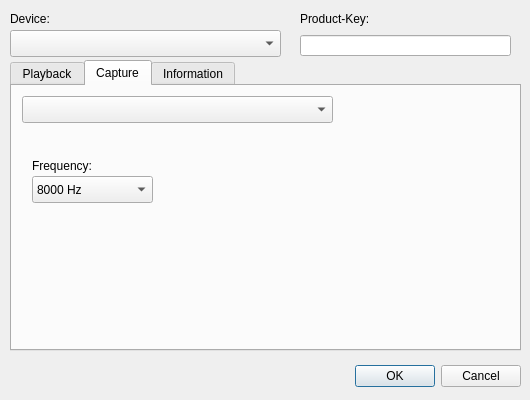
Qt form src/aaxconfig.ui (adalinbv/aax-support) before a commit.
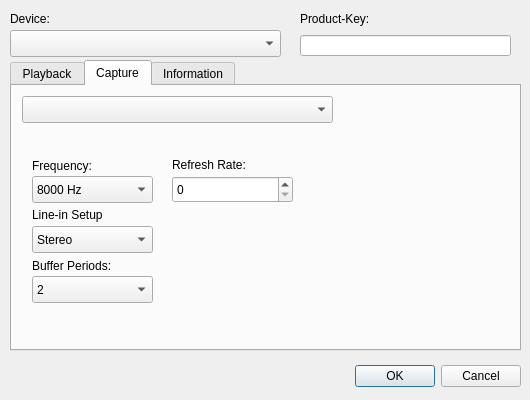
The same form after that commit. The open tabs and pages were chosen to show the change. Custom widgets are drawn as their Qt base class.

Commit message: Add support for input periods, setup (and refresh rate)

What changed in the file:
```diff
--- a/src/aaxconfig.ui
+++ b/src/aaxconfig.ui
@@ -549,6 +549,113 @@
       <string>Frequency:</string>
      </property>
     </widget>
+    <widget class="QSpinBox" name="InputRefreshRate">
+     <property name="geometry">
+      <rect>
+       <x>160</x>
+       <y>90</y>
+       <width>121</width>
+       <height>27</height>
+      </rect>
+     </property>
+    </widget>
+    <widget class="QLabel" name="label_refresh_rate_2">
+     <property name="geometry">
+      <rect>
+       <x>160</x>
+       <y>70</y>
+       <width>91</width>
+       <height>17</height>
+      </rect>
+     </property>
+     <property name="text">
+      <string>Refresh Rate:</string>
+     </property>
+    </widget>
+    <widget class="QLabel" name="label_setup_2">
+     <property name="geometry">
+      <rect>
+       <x>20</x>
+       <y>120</y>
+       <width>121</width>
+       <height>17</height>
+      </rect>
+     </property>
+     <property name="text">
+      <string>Line-in Setup</string>
+     </property>
+    </widget>
+    <widget class="QLabel" name="label_periods_2">
+     <property name="geometry">
+      <rect>
+       <x>20</x>
+       <y>170</y>
+       <width>121</width>
+       <height>20</height>
+      </rect>
+     </property>
+     <property name="text">
+      <string>Buffer Periods:</string>
+     </property>
+    </widget>
+    <widget class="QComboBox" name="LineInSetup">
+     <property name="geometry">
+      <rect>
+       <x>20</x>
+       <y>140</y>
+       <width>121</width>
+       <height>27</height>
+      </rect>
+     </property>
+     <item>
+      <property name="text">
+       <string>Stereo</string>
+      </property>
+     </item>
+     <item>
+      <property name="text">
+       <string>Mono Left</string>
+      </property>
+     </item>
+     <item>
+      <property name="text">
+       <string>Mono Right</string>
+      </property>
+     </item>
+     <item>
+      <property name="text">
+       <string>Mono Mix</string>
+      </property>
+     </item>
+    </widget>
+    <widget class="QComboBox" name="InputPeriods">
+     <property name="geometry">
+      <rect>
+       <x>20</x>
+       <y>190</y>
+       <width>121</width>
+       <height>27</height>
+      </rect>
+     </property>
+     <property name="toolTip">
+      <string>&lt;html&gt;&lt;head/&gt;&lt;body&gt;&lt;p&gt;For lowest latencies set this option to 2 (default).&lt;/p&gt;&lt;p&gt;Some devices require a higer number of playback periods for higher refresh rates which decreases latency.&lt;/p&gt;&lt;/body&gt;&lt;/html&gt;</string>
+     </property>
+     <item>
+      <property name="text">
+       <string>2</string>
+      </property>
+     </item>
+     <item>
+      <property name="text">
+       <string>3</string>
+      </property>
+     </item>
+     <item>
+      <property name="text">
+       <string>4</string>
+      </property>
+     </item>
+    </widget>
    </widget>
    <widget class="QWidget" name="tab">
     <attribute name="title">
```
The commit also changes 3 other files.
